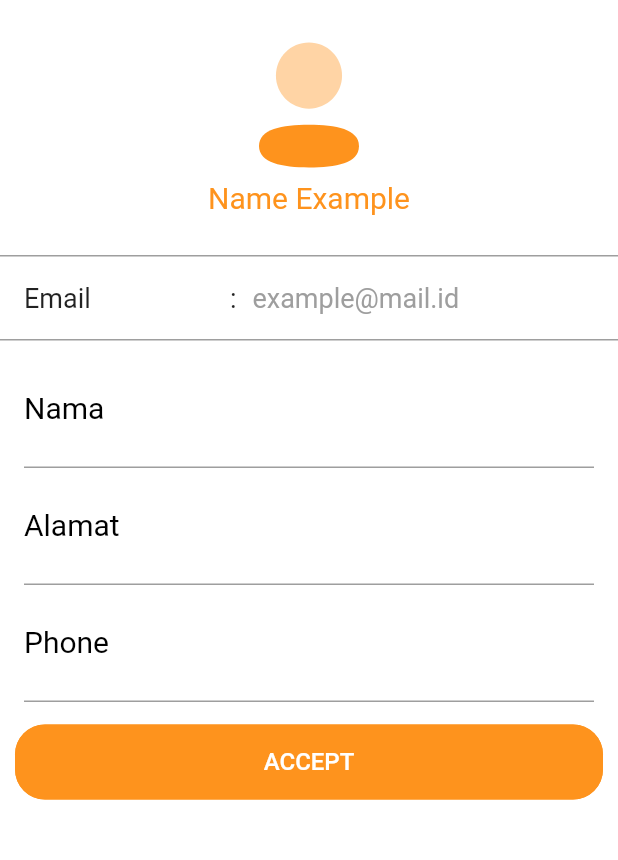
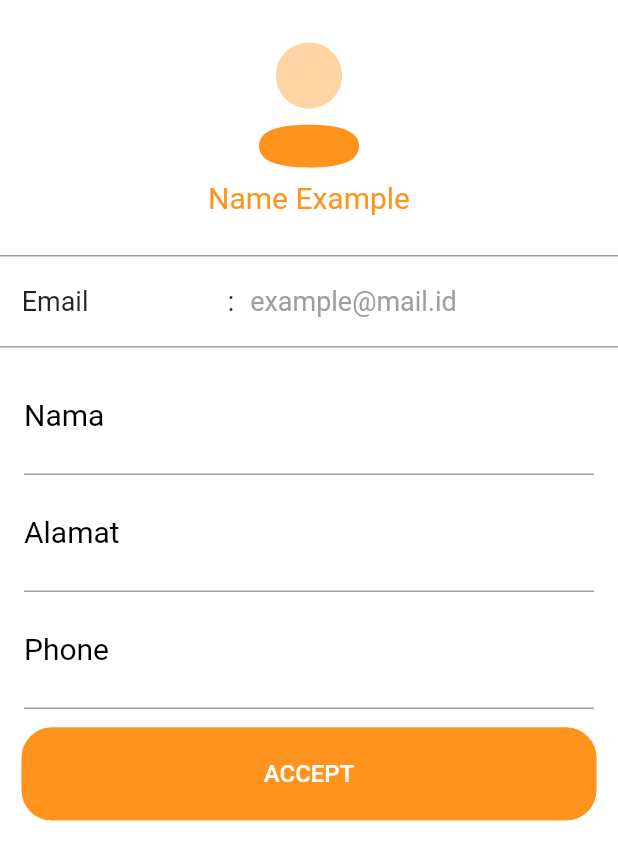
Before and after one commit to mauleee007/fastmilk-tefa, a Flutter app: the BodyEditPegawai widget shown alone on an empty page, opened directly, on a phone screen of 412 x 824 dp. Shown: the top 860 px of the screen. Run offline on Flutter 3.47's test engine with Material 2 defaults, Android fonts, the phone set to English and light mode, and no system bars; our stand-ins replace flutter_svg; Roboto replaces fonts that are missing (ABeeZee).

Commit message:
Tambahan size config pada profile dan edit pegawai

```diff
--- a/lib/routes.dart
+++ b/lib/routes.dart
@@ -1,10 +1,14 @@
+import 'package:fastmilk_admin/screen/edit_pegawai/edit_pegawai.dart';
 import 'package:fastmilk_admin/screen/landing_screen/landing_screen.dart';
 import 'package:fastmilk_admin/screen/login/login.dart';
+import 'package:fastmilk_admin/screen/profile_pegawai/profile_pegawai.dart';
 import 'package:fastmilk_admin/screen/splashscreen/splash_screen.dart';
 import 'package:flutter/material.dart';
 
 final Map<String, WidgetBuilder> routes = {
   LandingScreen.routeName: (context) => LandingScreen(),
   SplashScreen.routeName: (context) => SplashScreen(),
-  Login.routeName: (context) => Login()
+  Login.routeName: (context) => Login(),
+  ProfilePegawai.routeName: (context) => ProfilePegawai(),
+  EditPegawai.routeName: (context) => EditPegawai()
 };
--- a/lib/screen/edit_pegawai/components/body_editpegawai.dart
+++ b/lib/screen/edit_pegawai/components/body_editpegawai.dart
@@ -1,5 +1,7 @@
 import 'package:flutter/material.dart';
 import 'package:flutter_svg/flutter_svg.dart';
+
+import '../../../size_config.dart';
 
 class BodyEditPegawai extends StatefulWidget {
   BodyEditPegawai({Key key}) : super(key: key);
@@ -12,6 +14,7 @@ class _BodyEditPegawaiState extends State<BodyEditPegawai> {
   final _formKey = GlobalKey<FormState>();
   @override
   Widget build(BuildContext context) {
+    SizeConfig().init(context);
     return SingleChildScrollView(
       child: Container(
           child: Column(children: [
@@ -38,7 +41,7 @@ class _BodyEditPegawaiState extends State<BodyEditPegawai> {
                 thickness: 1,
               ),
               Container(
-                padding: EdgeInsets.symmetric(vertical: 10, horizontal: 16),
+                padding: EdgeInsets.symmetric(vertical: SizeConfig.blockSizeVertical * 1.5, horizontal: SizeConfig.blockSizeHorizontal * 3.5),
                 child: Row(
                   children: [
                     Container(
@@ -71,10 +74,10 @@ class _BodyEditPegawaiState extends State<BodyEditPegawai> {
               )
             ])),
         Padding(
-          padding: const EdgeInsets.symmetric(vertical: 15, horizontal: 10),
+          padding: EdgeInsets.symmetric(vertical: SizeConfig.blockSizeVertical * 1.5, horizontal: SizeConfig.blockSizeHorizontal * 3.5),
           child: Container(
             width: MediaQuery.of(context).size.width,
-            height: 50,
+            height: SizeConfig.blockSizeHorizontal * 15,
             decoration: BoxDecoration(
                 color: Color(0xFFFE931D),
                 borderRadius: BorderRadius.all(Radius.circular(20))),
--- a/lib/screen/edit_pegawai/edit_pegawai.dart
+++ b/lib/screen/edit_pegawai/edit_pegawai.dart
@@ -2,9 +2,10 @@ import 'package:flutter/material.dart';
 
 import 'components/body_editpegawai.dart';
 
-void main() => runApp(EditPegawai());
+// void main() => runApp(EditPegawai());
 
 class EditPegawai extends StatelessWidget {
+  static String routeName = "/editPegawai";
   @override
   Widget build(BuildContext context) {
     return MaterialApp(
```
Also changed, not shown: lib/components/back_button.dart (deleted, +0 -40 lines), lib/screen/profile_pegawai/components/body_profilepegawai.dart (+8 -5 lines), lib/screen/profile_pegawai/profile_pegawai.dart (+5 -9 lines).
